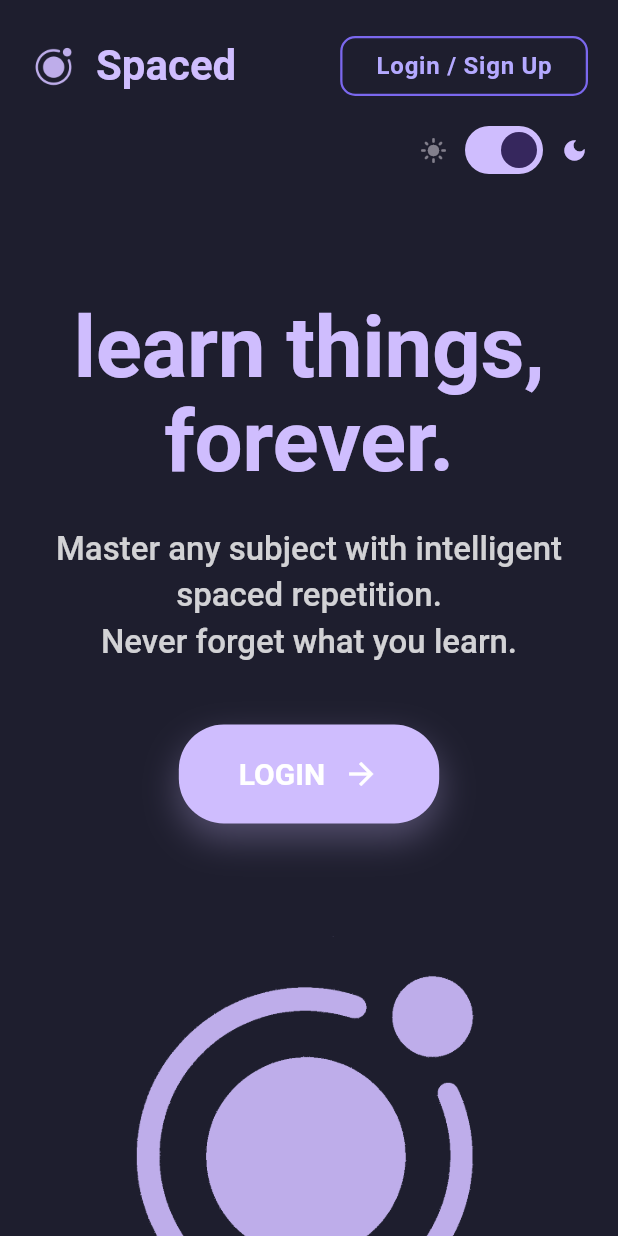
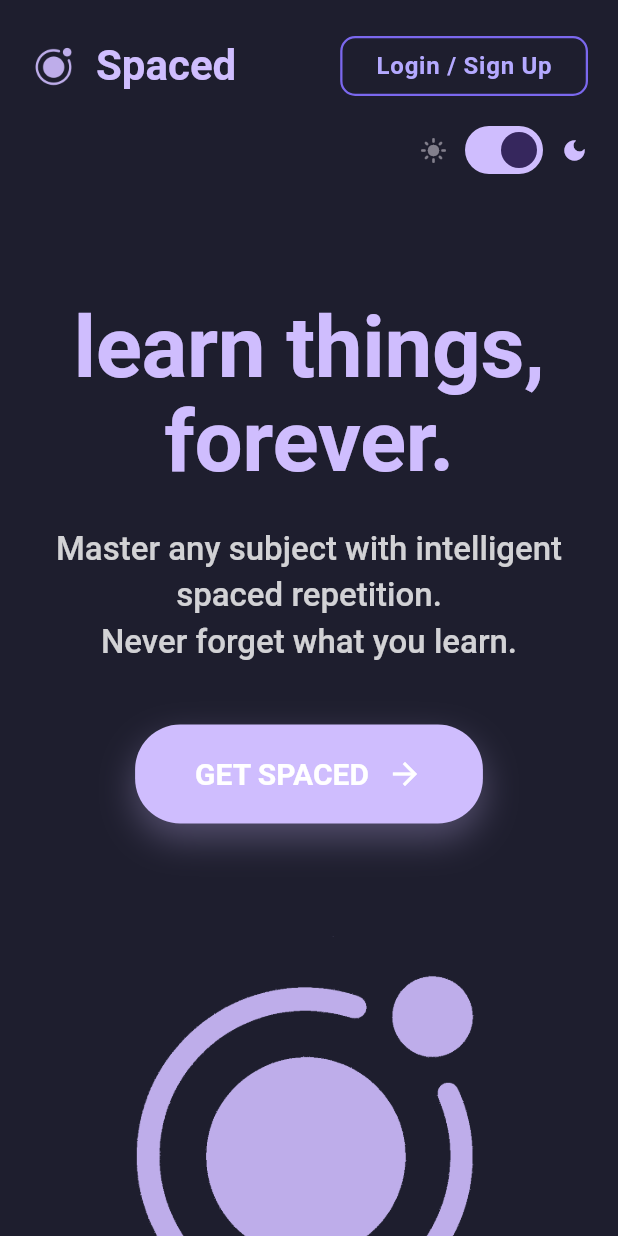
Before and after one commit to cogodo/spaced, a Flutter app: the screen it shows after launch, on a phone screen of 412 x 824 dp. Run offline on Flutter 3.47's test engine with Material 3 defaults, Android fonts, the phone set to English and light mode, and no system bars; our stand-ins replace cloud_firestore, firebase_auth, firebase_core, go_router, google_sign_in, shared_preferences; accounts and stored records are empty; Roboto replaces fonts that are missing (ChironSungHK).

Commit message:
login button bug

```diff
--- a/flutter_app/lib/screens/landing_screen.dart
+++ b/flutter_app/lib/screens/landing_screen.dart
@@ -616,7 +616,8 @@ class _LandingScreenState extends State<LandingScreen>
   Widget _buildGetSpacedButton(BuildContext context) {
     return Consumer<AuthProvider>(
       builder: (context, authProvider, child) {
-        final buttonText = authProvider.isSignedIn ? 'BACK TO APP' : 'LOGIN';
+        final buttonText =
+            authProvider.isSignedIn ? 'BACK TO APP' : 'GET SPACED';
         final iconData =
             authProvider.isSignedIn ? Icons.arrow_back : Icons.arrow_forward;
 
```
Also changed, not shown: 2 other files.
